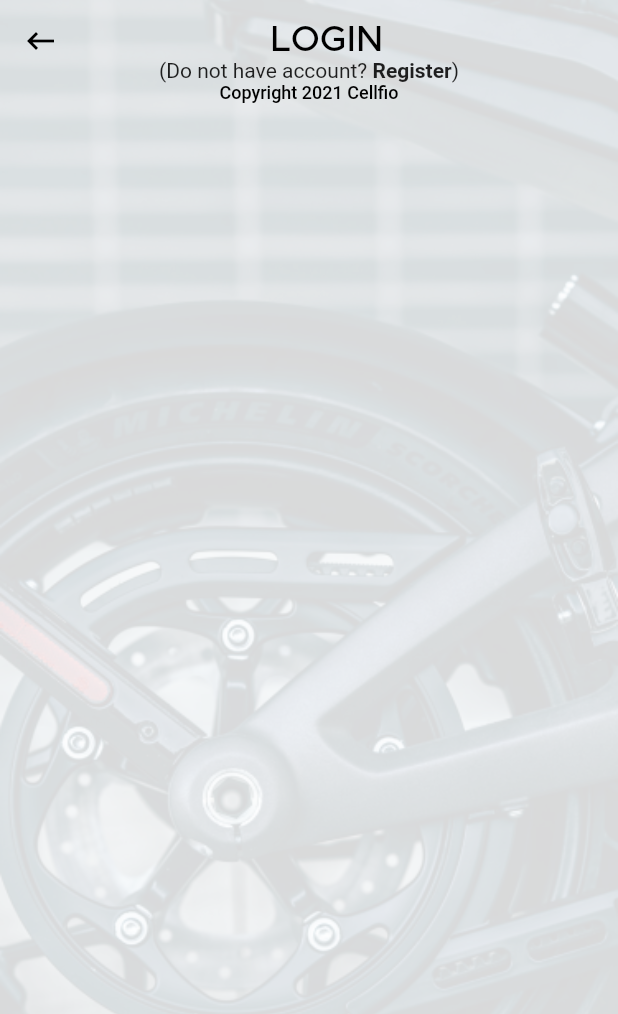
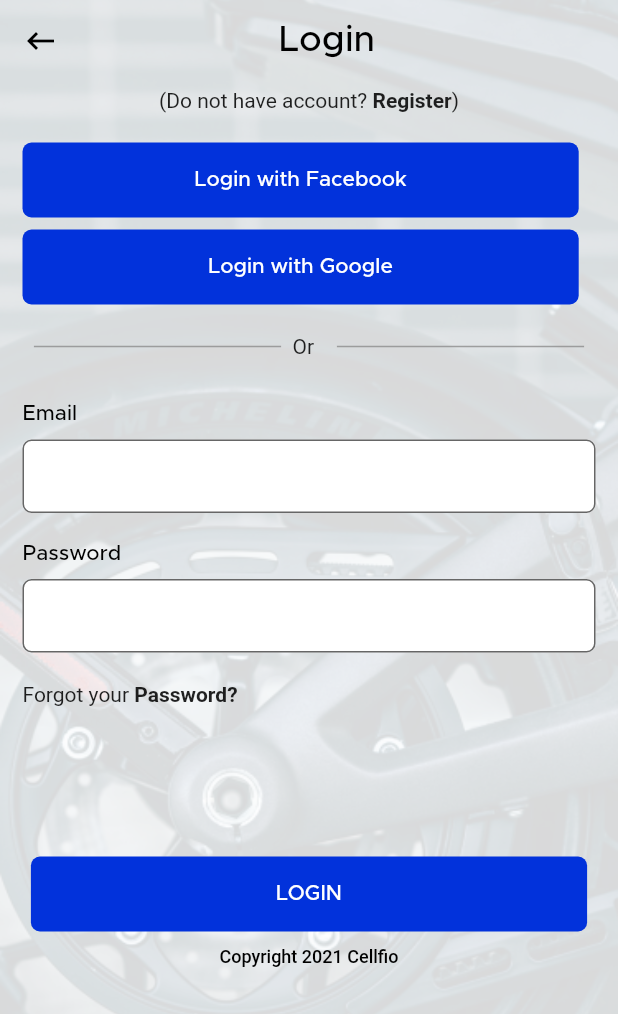
Before and after one commit to jayaprakash8088/cellfio, a Flutter app: the LoginScreen screen opened directly, on a phone screen of 412 x 824 dp. Shown: the top 1014 px of the screen. Run offline on Flutter 3.47's test engine with Material 2 defaults, Android fonts, the phone set to English and light mode, and no system bars; our stand-ins replace fluttertoast, pin_code_fields.

Commit message:
login screen implemented

```diff
--- a/lib/App/constants/string_constants.dart
+++ b/lib/App/constants/string_constants.dart
@@ -27,3 +27,9 @@ String notReceivedPin='Not received the PIN? ';
 String resend='Resend';
 String validatePin='Validate PIN';
 String noAccount='(Do not have account? ';
+String loginWithFB='Login with Facebook';
+String loginWithGoogle='Login with Google';
+String mail='Email';
+String pass='Password';
+String forgotPassword='Forgot your ';
+String passClick='Password?';
--- a/lib/App/helpers/widgets.dart
+++ b/lib/App/helpers/widgets.dart
@@ -33,7 +33,9 @@ Widget lightBGImage(BuildContext context){
   );
 }
 Widget noAccountUI(){
-  return Text.rich(
+  return Padding(
+    padding:  EdgeInsets.only(top:FontSize.size20),
+    child: Text.rich(
       TextSpan(
         children: [
           TextSpan(text: noAccount),
@@ -44,5 +46,30 @@ Widget noAccountUI(){
           const TextSpan(text: ')'),
         ],
       ),
+    ),
   );
 }
+// or border
+Widget border(BuildContext context) {
+  return Padding(
+    padding: EdgeInsets.only(top: FontSize.size20, bottom: FontSize.size30),
+    child: Row(
+      mainAxisAlignment: MainAxisAlignment.spaceEvenly,
+      children: [
+        Container(
+            height: FontSize.size1,
+            color: grey2,
+            width: MediaQuery.of(context).size.width * 0.4),
+        Text(or),
+        const Divider(
+          height: 2.0,
+          color: grey2,
+        ),
+        Container(
+            height: FontSize.size1,
+            color: grey2,
+            width: MediaQuery.of(context).size.width * 0.4),
+      ],
+    ),
+  );
+}
--- a/lib/App/view/login_screen.dart
+++ b/lib/App/view/login_screen.dart
@@ -2,6 +2,7 @@ import 'package:cellfio/App/constants/string_constants.dart';
 import 'package:cellfio/App/helpers/app_bar.dart';
 import 'package:cellfio/App/helpers/widgets.dart';
 import 'package:cellfio/App/utils/app_color.dart';
+import 'package:cellfio/App/utils/app_config.dart';
 import 'package:cellfio/App/utils/font_size.dart';
 import 'package:cellfio/App/viewModel/login_notifier.dart';
 import 'package:flutter/material.dart';
@@ -46,14 +47,142 @@ class _LoginScreenState extends State<LoginScreen> {
 
   loginUI(LoginNotifier loginNotifier) {
     return Padding(
-      padding:  EdgeInsets.all(FontSize.size15),
+      padding: EdgeInsets.all(FontSize.size15),
       child: Column(
         children: [
-          cellfioAppBar(login, context,true),
+          cellfioAppBar(login1, context, true),
           noAccountUI(),
+          Padding(
+            padding:
+                EdgeInsets.only(top: FontSize.size20),
+            child: buttons(loginNotifier),
+          ),
+          loginBtn(loginNotifier),
           copyRight(black, context, FontWeight.w500)
         ],
       ),
     );
   }
+
+  buttons(LoginNotifier loginNotifier) {
+    return Column(
+      crossAxisAlignment: CrossAxisAlignment.start,
+      children: [
+        loginButtons(1),
+        SizedBox(
+          height: FontSize.size8,
+        ),
+        loginButtons(2),
+        border(context),
+        textFields(1,loginNotifier),
+        textFields(2,loginNotifier),
+        Text.rich(
+          TextSpan(
+            children: [
+              TextSpan(text: forgotPassword),
+              TextSpan(
+                text: passClick,
+                style: const TextStyle(fontWeight: FontWeight.bold),
+              ),
+            ],
+          ),
+        ),
+      ],
+    );
+  }
+
+  loginButtons(num i) {
+    return GestureDetector(
+      onTap: () {},
+      child: Container(
+        width: MediaQuery.of(context).size.width * 0.9,
+        height: FontSize.size50,
+        decoration: BoxDecoration(
+            color: blue,
+            borderRadius: BorderRadius.all(Radius.circular(FontSize.size6))),
+        child: Center(
+          child: Text(
+            i == 1 ? loginWithFB : loginWithGoogle,
+            style: TextStyle(
+                color: white,
+                decoration: TextDecoration.none,
+                fontFamily: AppConfig.metropolis,
+                fontWeight: FontWeight.w500,
+                fontStyle: FontStyle.normal,
+                fontSize: FontSize.size14),
+          ),
+        ),
+      ),
+    );
+  }
+  // email and password
+  Widget textFields(num i, LoginNotifier loginNotifier) {
+    return Column(
+      crossAxisAlignment: CrossAxisAlignment.start,
+      children: [
+        Text(
+          i == 1
+              ? mail
+              : pass,
+          style: TextStyle(
+              color: black,
+              decoration: TextDecoration.none,
+              fontFamily: AppConfig.metropolis,
+              fontWeight: FontWeight.w500,
+              fontStyle: FontStyle.normal,
+              fontSize: FontSize.size14),
+        ),
+        Padding(
+          padding:
+          EdgeInsets.only(top: FontSize.size10, bottom: FontSize.size20),
+          child: TextFormField(
+              obscureText: i == 4 ? true : false,
+              controller: i == 1
+                  ? loginNotifier.loginMail
+                  : loginNotifier.loginPassword,
+              decoration: const InputDecoration(
+                fillColor: white,
+                border: OutlineInputBorder(
+                  borderRadius: BorderRadius.all(Radius.circular(6.0)),
+                ),
+                filled: true,
+                counterText: '',
+                contentPadding: EdgeInsets.only(
+                    top: 20.0, bottom: 10.0, left: 10.0, right: 10.0),
+                // add padding to adjust text
+                isDense: true,
+              )),
+        )
+      ],
+    );
+  }
+
+  loginBtn(LoginNotifier loginNotifier) {
+      return GestureDetector(
+        onTap: () {
+        },
+        child: Padding(
+          padding: EdgeInsets.only(top: FontSize.size100, bottom: FontSize.size10),
+          child: Container(
+            width: MediaQuery.of(context).size.width * 0.9,
+            height: FontSize.size50,
+            decoration: BoxDecoration(
+                color: blue,
+                borderRadius: BorderRadius.all(Radius.circular(FontSize.size6))),
+            child: Center(
+              child: Text(
+                login,
+                style: TextStyle(
+                    color: white,
+                    decoration: TextDecoration.none,
+                    fontFamily: AppConfig.metropolis,
+                    fontWeight: FontWeight.w500,
+                    fontStyle: FontStyle.normal,
+                    fontSize: FontSize.size14),
+              ),
+            ),
+          ),
+        ),
+      );
+    }
 }
--- a/lib/App/view/register_screen.dart
+++ b/lib/App/view/register_screen.dart
@@ -60,7 +60,7 @@ class _RegisterScreenState extends State<RegisterScreen> {
             height: FontSize.size8,
           ),
           registerButtons(2),
-          border(),
+          border(context),
           textFields(1, loginNotifier),
           textFields(2, loginNotifier),
           textFields(3, loginNotifier),
@@ -132,29 +132,7 @@ class _RegisterScreenState extends State<RegisterScreen> {
     // Navigator.push(context, route);
   }
 
-  Widget border() {
-    return Padding(
-      padding: EdgeInsets.only(top: FontSize.size20, bottom: FontSize.size30),
-      child: Row(
-        mainAxisAlignment: MainAxisAlignment.spaceEvenly,
-        children: [
-          Container(
-              height: FontSize.size1,
-              color: grey2,
-              width: MediaQuery.of(context).size.width * 0.4),
-          Text(or),
-          const Divider(
-            height: 2.0,
-            color: grey2,
-          ),
-          Container(
-              height: FontSize.size1,
-              color: grey2,
-              width: MediaQuery.of(context).size.width * 0.4),
-        ],
-      ),
-    );
-  }
+
 
   Widget textFields(num i, LoginNotifier loginNotifier) {
     return Column(
--- a/lib/App/viewModel/login_notifier.dart
+++ b/lib/App/viewModel/login_notifier.dart
@@ -15,7 +15,10 @@ class LoginNotifier with ChangeNotifier {
 
   //password text
   TextEditingController password = TextEditingController();
-
+  //login email
+  TextEditingController loginMail=TextEditingController();
+  //login password
+  TextEditingController loginPassword=TextEditingController();
   // validateEmail
   bool validateEmail(String? value) {
     String pattern =
```
Lines whose indentation alone changed are shown as unchanged.
